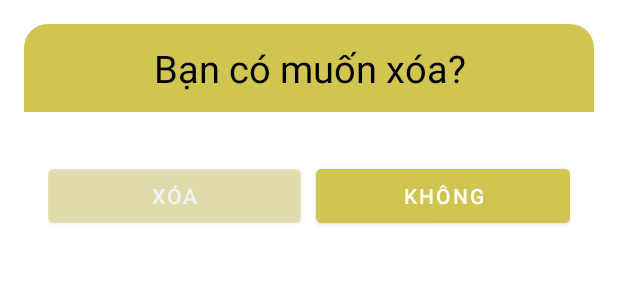
After one commit to ThanhTung131020/ChuyenDeDiDong2, an Android app: the layout layout_dialog_xoasp.xml on its own in the app's theme, with its tools: preview values and no code run, on a phone screen of 412 x 824 dp. The commit adds this screen. Shown: the top 300 px of the screen. Run offline under Robolectric (Android 15) with nearby library versions, the phone set to English and light mode, and no system bars.

Commit message:
dai_quanlysanpham

```diff
--- a/app/build.gradle
+++ b/app/build.gradle
@@ -4,6 +4,7 @@ plugins {
 }
 
 android {
+
     namespace 'com.example.chuyendedidong2'
     compileSdk 32
 
--- a/app/src/main/java/com/example/chuyendedidong2/Activity_allproduct.java
+++ b/app/src/main/java/com/example/chuyendedidong2/Activity_allproduct.java
@@ -47,7 +47,7 @@ public class Activity_allproduct extends AppCompatActivity {
         tvgiasp = findViewById(R.id.tvgiasp);
         tvspdaban = findViewById(R.id.tvspDaBan);
         edtTongSP = findViewById(R.id.edtTongSP);
-        btnXoa = findViewById(R.id.btnSua);
+        btnXoa = findViewById(R.id.btnXoa);
         btnQlySP = findViewById(R.id.btnQLSP);
 
 
@@ -84,6 +84,6 @@ public class Activity_allproduct extends AppCompatActivity {
             tong += listSP.get(i).getSoLuong();
         }
         DecimalFormat decimalFormat = new DecimalFormat("###");
-        edtTongSP.setText("Tổng sản phẩm : " + decimalFormat.format(tong) + "sản phẩm");
+        edtTongSP.setText("Tổng sản phẩm: " + decimalFormat.format(tong) + "sản phẩm");
     }
 }
--- a/app/src/main/java/com/example/chuyendedidong2/Model/Sanpham.java
+++ b/app/src/main/java/com/example/chuyendedidong2/Model/Sanpham.java
@@ -8,9 +8,9 @@ public class Sanpham {
     }
 
     public Sanpham(String imvsanPham, int gia, int soLuong) {
-        this.imvsanPham =imvsanPham;
-        this.gia =gia;
-        this.soLuong =soLuong;
+        this.imvsanPham = imvsanPham;
+        this.gia = gia;
+        this.soLuong = soLuong;
     }
 
     public String getImvsanPham() {
--- a/app/src/main/res/layout/activity_allproduct.xml
+++ b/app/src/main/res/layout/activity_allproduct.xml
@@ -1,10 +1,12 @@
 <?xml version="1.0" encoding="utf-8"?>
-<LinearLayout xmlns:android="http://schemas.android.com/apk/res/android"
+<LinearLayout
+    xmlns:android="http://schemas.android.com/apk/res/android"
     android:layout_width="match_parent"
     android:layout_height="match_parent"
     xmlns:tools="http://schemas.android.com/tools"
     android:weightSum="12"
     android:orientation="vertical"
+    tools:context=".Activity_allproduct"
     >
 
     <LinearLayout
@@ -76,7 +78,7 @@
             android:layout_marginLeft="10dp"
             android:layout_marginRight="10dp"
             android:layout_weight="1"
-            android:text="Xóa"
+            android:text="xóa"
             android:textSize="18dp"/>
     </LinearLayout>
 
--- a/app/src/main/res/layout/item_products.xml
+++ b/app/src/main/res/layout/item_products.xml
@@ -30,7 +30,7 @@
                 android:layout_width="match_parent"
                 android:layout_height="0dp"
                 android:layout_weight="1"
-                android:text="3.000.000d"
+                android:text="3.000.000đ"
                 />
 
             <TextView
--- /dev/null
+++ b/app/src/main/res/layout/layout_dialog_xoasp.xml
@@ -0,0 +1,55 @@
+<?xml version="1.0" encoding="utf-8"?>
+<LinearLayout xmlns:android="http://schemas.android.com/apk/res/android"
+    android:layout_width="match_parent"
+    android:background="@drawable/background_dialog"
+    android:orientation="vertical"
+    android:layout_margin="16dp"
+    android:layout_height="wrap_content">
+    <TextView
+
+        android:padding="12dp"
+        android:text="Bạn có muốn xóa?"
+        android:textColor="@android:color/background_dark"
+        android:textSize="25sp"
+        android:gravity="center"
+        android:background="@drawable/background_yellow_16_top_left_right"
+        android:layout_width="match_parent"
+        android:layout_height="wrap_content"/>
+    <LinearLayout
+        android:orientation="vertical"
+        android:padding="16dp"
+        android:layout_width="match_parent"
+        android:layout_height="wrap_content">
+
+
+        <LinearLayout
+            android:layout_marginTop="16dp"
+            android:layout_width="match_parent"
+            android:orientation="horizontal"
+            android:layout_height="wrap_content">
+
+            <Button
+                android:backgroundTint="@color/yellow"
+                android:id="@+id/btn_rating_no"
+                android:alpha="0.4"
+                android:layout_width="0dp"
+                android:layout_height="match_parent"
+                android:layout_marginEnd="10dp"
+                android:layout_weight="1"
+
+                android:text="Xóa"
+                android:textSize="14sp"/>
+
+            <Button
+                android:id="@+id/btn_rating_ok"
+                android:backgroundTint="@color/yellow"
+                android:textSize="14sp"
+                android:text="Không"
+                android:layout_width="0dp"
+                android:layout_height="wrap_content"
+                android:layout_weight="1"/>
+        </LinearLayout>
+    </LinearLayout>
+
+
+</LinearLayout>
```
Also changed, not shown: app/src/main/AndroidManifest.xml (+3 -7 lines), app/src/main/java/com/example/chuyendedidong2/Adapter/QuanLySanPhamAdapter.java (+31 -16 lines).
